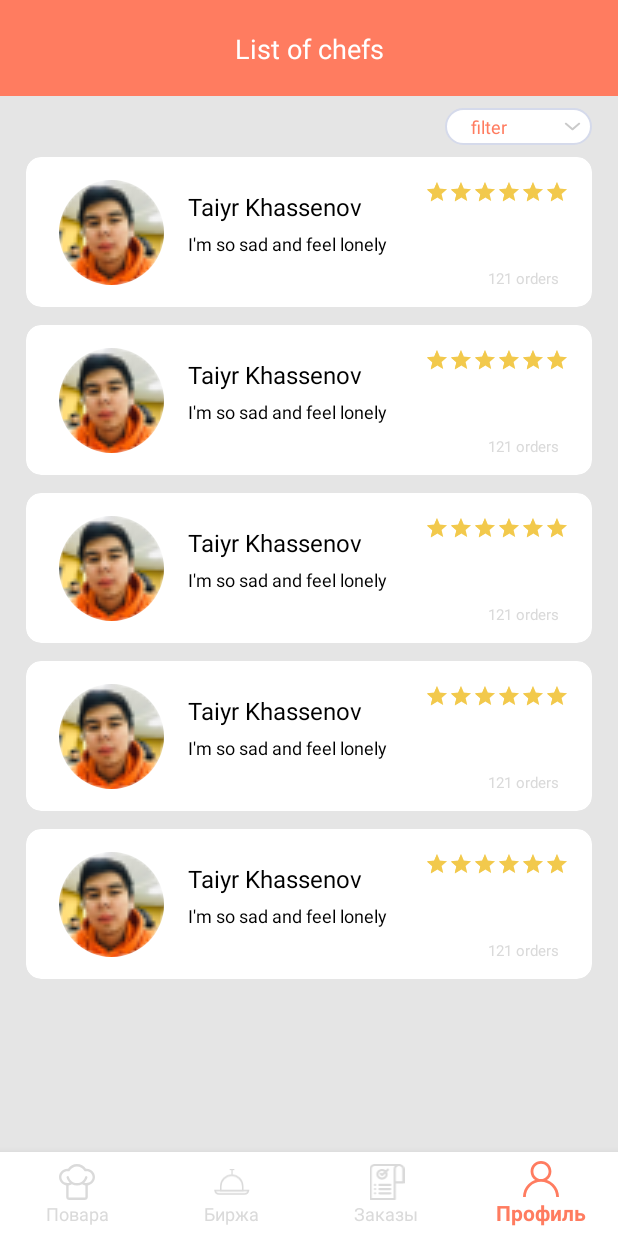
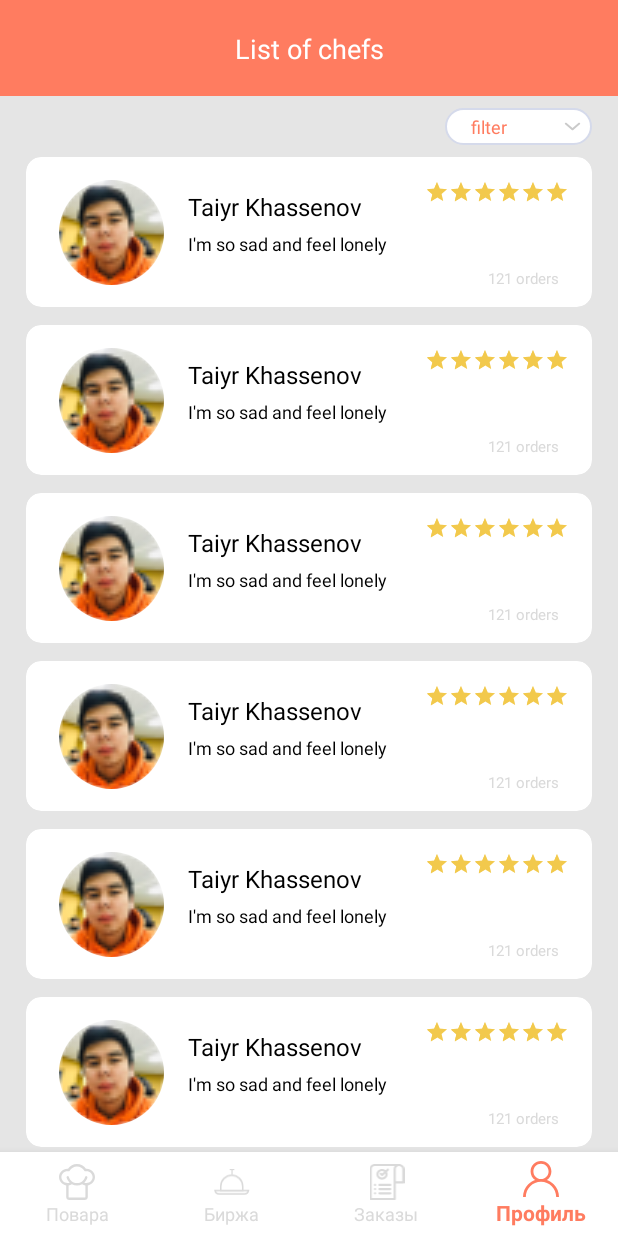
Before and after one commit to taiyrkhassen/foodlink_android, an Android app: the fragment ChefFragment placed in its activity, on a phone screen of 412 x 824 dp. Run offline under Robolectric (Android 15) with nearby library versions, the phone set to English and light mode, and no system bars; our stand-ins replace CircleImageView; pictures from the network do not load; Roboto replaces fonts that are not available here.

Commit message:
local changes

```diff
--- a/app/build.gradle
+++ b/app/build.gradle
@@ -80,4 +80,8 @@ dependencies {
     annotationProcessor 'com.github.bumptech.glide:compiler:4.11.0'
 
     implementation 'com.makeramen:roundedimageview:2.3.0'
+
+    implementation fileTree(dir: 'libs', include: ['*.jar'])
+    implementation 'com.android.support:appcompat-v7:26.1.0'
+    implementation 'com.android.support:design:26.1.0'
 }
--- a/app/src/main/java/com/example/foodlink_android/feature/chefs/ChefFragment.kt
+++ b/app/src/main/java/com/example/foodlink_android/feature/chefs/ChefFragment.kt
@@ -10,6 +10,7 @@ import androidx.recyclerview.widget.LinearLayoutManager
 import androidx.recyclerview.widget.RecyclerView
 import com.example.foodlink_android.R
 import com.example.foodlink_android.common.adapters.ChefAdapter
+import com.google.android.material.bottomsheet.BottomSheetDialog
 
 class ChefFragment : Fragment() {
 
@@ -41,6 +42,9 @@ class ChefFragment : Fragment() {
     private fun bind(view: View) = with(view) {
         recyclerChef = findViewById(R.id.recycler_chefs)
         filter = findViewById(R.id.filter)
+        filter.setOnClickListener {
+            showDialogFilter()
+        }
         adapterChef = ChefAdapter(generateTestChefs())
         recyclerChef.apply {
             layoutManager = LinearLayoutManager(
@@ -50,6 +54,14 @@ class ChefFragment : Fragment() {
             )
             adapter = adapterChef
         }
+    }
+
+    private fun showDialogFilter(){
+        val view = layoutInflater.inflate(R.layout.dialog_content, null)
+        val dialog = BottomSheetDialog(activity!!)
+        dialog.setContentView(view)
+        dialog.show()
+
     }
 
     private fun generateTestChefs(): ArrayList<ChefData> {
@@ -88,6 +100,41 @@ class ChefFragment : Fragment() {
                 "I'm so sad and feel lonely",
                 6.0f,
                 121
+            ),
+            ChefData(
+                null,
+                "Taiyr Khassenov",
+                "I'm so sad and feel lonely",
+                6.0f,
+                121
+            ),
+            ChefData(
+                null,
+                "Taiyr Khassenov",
+                "I'm so sad and feel lonely",
+                6.0f,
+                121
+            ),
+            ChefData(
+                null,
+                "Taiyr Khassenov",
+                "I'm so sad and feel lonely",
+                6.0f,
+                121
+            ),
+            ChefData(
+                null,
+                "Taiyr Khassenov",
+                "I'm so sad and feel lonely",
+                6.0f,
+                121
+            ),
+            ChefData(
+                null,
+                "Taiyr Khassenov",
+                "I'm so sad and feel lonely",
+                6.0f,
+                121
             )
         )
     }
--- a/app/src/main/java/com/example/foodlink_android/repositories/RepositoryAuth.kt
+++ b/app/src/main/java/com/example/foodlink_android/repositories/RepositoryAuth.kt
@@ -18,7 +18,7 @@ class RepositoryAuthImpl @Inject constructor(
 
     override fun checkIsAuthorised(): Single<Boolean> {
         //api vsya huynya tut budet a poka shared
-        return Single.just(false)
+        return Single.just(true)
        // return Single.just(sharedPreferences.getBoolean(ApplicationConstants.USER_NEW, false))
     }
 
--- a/app/src/main/res/layout/item_chef.xml
+++ b/app/src/main/res/layout/item_chef.xml
@@ -21,7 +21,8 @@
         android:layout_marginTop="15dp"
         android:layout_marginStart="22dp"
         android:layout_height="70dp"
-        android:src="@drawable/my_photo"/>
+        android:src="@drawable/me_and_me"
+        android:layout_marginLeft="22dp" />
 
         <TextView
             android:layout_width="wrap_content"
@@ -34,7 +35,8 @@
             android:layout_marginStart="16dp"
             android:layout_marginTop="22dp"
             android:text="Taiyr Khassenov"
-            android:id="@+id/chef_name"/>
+            android:id="@+id/chef_name"
+            android:layout_marginLeft="16dp" />
 
 
         <TextView
@@ -50,7 +52,8 @@
             android:textSize="12sp"
             android:layout_marginStart="16dp"
             android:text="description , what chef cooks , his/her specialization "
-            android:id="@+id/chef_description"/>
+            android:id="@+id/chef_description"
+            android:layout_marginLeft="16dp" />
 
         <TextView
             android:id="@+id/number_orders"
@@ -65,7 +68,8 @@
             android:textSize="10sp"
             app:layout_constraintBottom_toBottomOf="parent"
             app:layout_constraintEnd_toEndOf="parent"
-            app:layout_constraintTop_toBottomOf="@+id/chef_description" />
+            app:layout_constraintTop_toBottomOf="@+id/chef_description"
+            android:layout_marginRight="22dp" />
 
         <RatingBar
             android:theme="@style/MyRatingBar"
@@ -81,7 +85,8 @@
             android:layout_marginTop="15dp"
             android:numStars="6"
             app:layout_constraintEnd_toEndOf="parent"
-            app:layout_constraintTop_toTopOf="parent" />
+            app:layout_constraintTop_toTopOf="parent"
+            android:layout_marginRight="15dp" />
 
     </androidx.constraintlayout.widget.ConstraintLayout>
 </androidx.cardview.widget.CardView>
```
Also changed, not shown: app/src/main/java/com/example/foodlink_android/feature/profile/FilterDialog.kt (added, +18 -0 lines), app/src/main/res/drawable/bottom_sheet_background.xml (added, +8 -0 lines), app/src/main/res/layout/dialog_content.xml (added, +67 -0 lines), app/src/main/res/values/styles.xml (+10 -0 lines), app/src/main/res/drawable-anydpi/my_photo.png (deleted).
